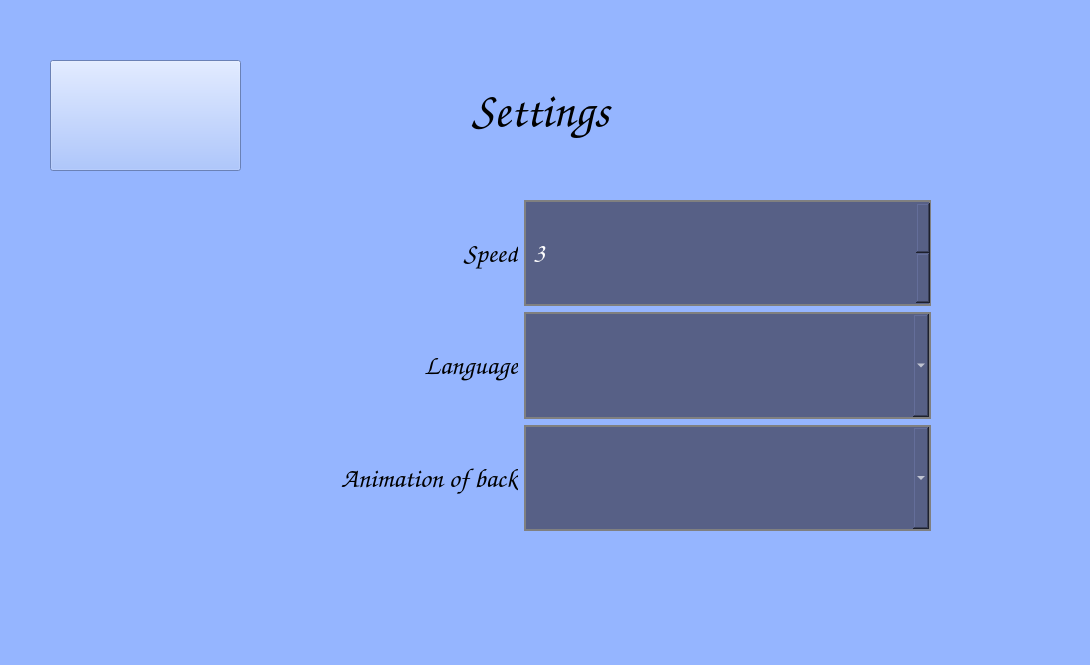
First picture: the form in BarleyBreakSettingsWindow.ui, repository sevaphasol/15Puzzle, before the edit.
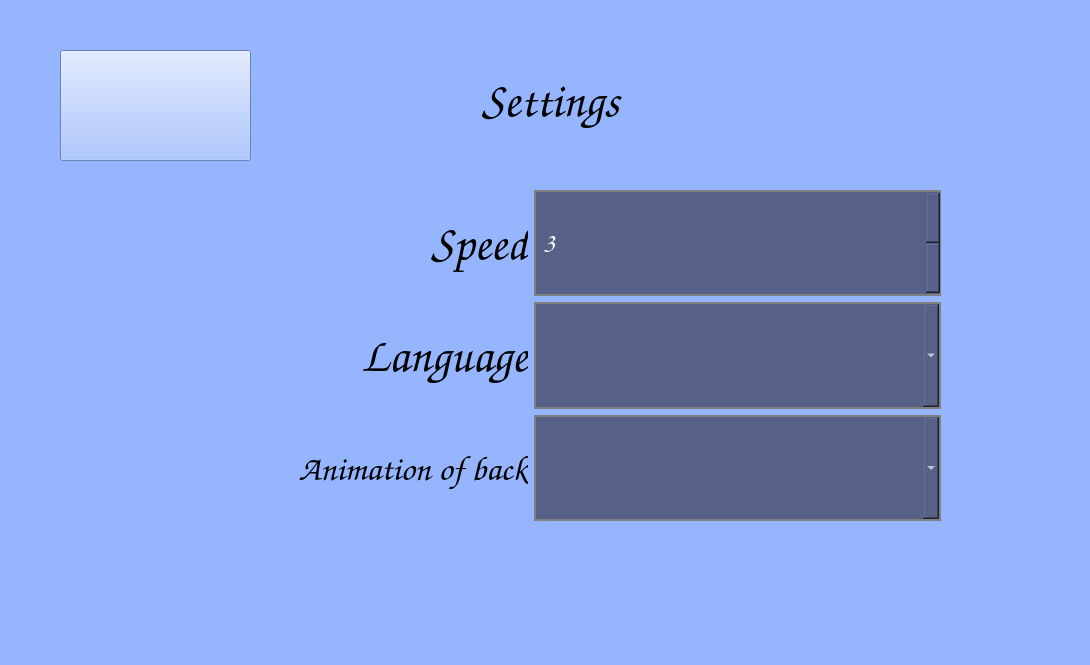
Second picture: the form after the edit.

```diff
--- a/BarleyBreakSettingsWindow.ui
+++ b/BarleyBreakSettingsWindow.ui
@@ -25,35 +25,13 @@
   <property name="styleSheet">
    <string notr="true">background-color: rgb(149, 181, 255);</string>
   </property>
-  <widget class="QLabel" name="settings_label">
+  <widget class="QLabel" name="label">
    <property name="geometry">
     <rect>
-     <x>300</x>
-     <y>50</y>
-     <width>481</width>
-     <height>121</height>
-    </rect>
-   </property>
-   <property name="font">
-    <font>
-     <family>Comic Sans MS</family>
-     <pointsize>36</pointsize>
-    </font>
-   </property>
-   <property name="text">
-    <string>Settings</string>
-   </property>
-   <property name="alignment">
-    <set>Qt::AlignCenter</set>
-   </property>
-  </widget>
-  <widget class="QPushButton" name="back_btn">
-   <property name="geometry">
-    <rect>
-     <x>50</x>
-     <y>60</y>
-     <width>191</width>
-     <height>111</height>
+     <x>0</x>
+     <y>0</y>
+     <width>1101</width>
+     <height>701</height>
     </rect>
    </property>
    <property name="text">
@@ -63,8 +41,8 @@
   <widget class="QWidget" name="gridLayoutWidget">
    <property name="geometry">
     <rect>
-     <x>110</x>
-     <y>200</y>
+     <x>120</x>
+     <y>190</y>
      <width>821</width>
      <height>331</height>
     </rect>
@@ -75,7 +53,7 @@
       <property name="font">
        <font>
         <family>Comic Sans MS</family>
-        <pointsize>20</pointsize>
+        <pointsize>36</pointsize>
        </font>
       </property>
       <property name="text">
@@ -151,7 +129,7 @@
       <property name="font">
        <font>
         <family>Comic Sans MS</family>
-        <pointsize>20</pointsize>
+        <pointsize>26</pointsize>
        </font>
       </property>
       <property name="text">
@@ -167,7 +145,7 @@
       <property name="font">
        <font>
         <family>Comic Sans MS</family>
-        <pointsize>20</pointsize>
+        <pointsize>36</pointsize>
        </font>
       </property>
       <property name="text">
@@ -205,6 +183,41 @@
     </item>
    </layout>
   </widget>
+  <widget class="QPushButton" name="back_btn">
+   <property name="geometry">
+    <rect>
+     <x>60</x>
+     <y>50</y>
+     <width>191</width>
+     <height>111</height>
+    </rect>
+   </property>
+   <property name="text">
+    <string/>
+   </property>
+  </widget>
+  <widget class="QLabel" name="settings_label">
+   <property name="geometry">
+    <rect>
+     <x>310</x>
+     <y>40</y>
+     <width>481</width>
+     <height>121</height>
+    </rect>
+   </property>
+   <property name="font">
+    <font>
+     <family>Comic Sans MS</family>
+     <pointsize>36</pointsize>
+    </font>
+   </property>
+   <property name="text">
+    <string>Settings</string>
+   </property>
+   <property name="alignment">
+    <set>Qt::AlignCenter</set>
+   </property>
+  </widget>
  </widget>
  <resources/>
  <connections/>
```
